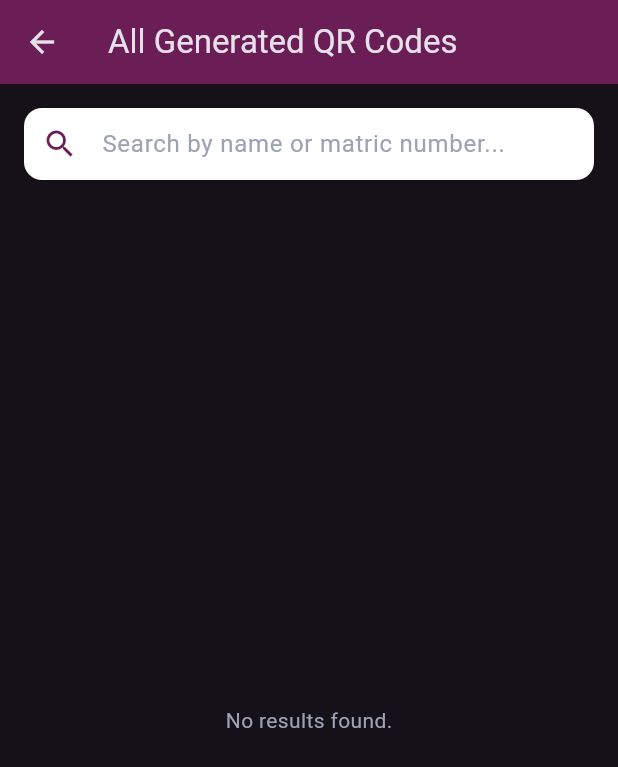
After one commit to aqiibrahim/mcfy1, a Flutter app: the AllQRCodesPage screen opened directly, on a phone screen of 412 x 824 dp. The commit adds this screen. Shown: the top 767 px of the screen. Run offline on Flutter 3.47's test engine with Material 3 defaults, Android fonts, the phone set to English and light mode, and no system bars; our stand-ins replace cloud_firestore, firebase_auth, firebase_core, firebase_storage, image_picker, numberpicker and 3 more; missing offline and left inert: barcode, encrypt, flutter_pdfview, mobile_scanner; accounts and stored records are empty.

Commit message:
4th commit
- improve iu clinic staff
- create list document page

-- page language tu aku tak buat lagi --

```diff
--- /dev/null
+++ b/lib/pages/all_qr_codes_page.dart
@@ -0,0 +1,125 @@
+import 'package:flutter/material.dart';
+import 'package:cloud_firestore/cloud_firestore.dart';
+
+class AllQRCodesPage extends StatefulWidget {
+  const AllQRCodesPage({Key? key}) : super(key: key);
+
+  @override
+  _AllQRCodesPageState createState() => _AllQRCodesPageState();
+}
+
+class _AllQRCodesPageState extends State<AllQRCodesPage> {
+  String searchQuery = '';
+
+  @override
+  Widget build(BuildContext context) {
+    return Scaffold(
+      appBar: AppBar(
+        title: const Text("All Generated QR Codes"),
+        backgroundColor: const Color(0xFF6A1E55),
+      ),
+      body: Column(
+        children: [
+          // Search Bar
+          Padding(
+            padding: const EdgeInsets.all(16.0),
+            child: TextField(
+              decoration: InputDecoration(
+                hintText: 'Search by name or matric number...',
+                prefixIcon: const Icon(Icons.search, color: Color(0xFF6A1E55)),
+                filled: true,
+                fillColor: Colors.white,
+                border: OutlineInputBorder(
+                  borderRadius: BorderRadius.circular(12),
+                  borderSide: BorderSide.none,
+                ),
+                contentPadding: const EdgeInsets.symmetric(vertical: 12, horizontal: 16),
+                hintStyle: const TextStyle(color: Color(0xFF9DA3B4)),
+              ),
+              onChanged: (value) {
+                setState(() {
+                  searchQuery = value.toLowerCase();
+                });
+              },
+            ),
+          ),
+
+          // List of QR Codes
+          Expanded(
+            child: StreamBuilder<QuerySnapshot>(
+              stream: FirebaseFirestore.instance.collection('medical_certificates').snapshots(),
+              builder: (context, snapshot) {
+                if (!snapshot.hasData) {
+                  return const Center(
+                    child: CircularProgressIndicator(),
+                  );
+                }
+
+                final docs = snapshot.data!.docs;
+
+                // Filter the documents based on the search query
+                final filteredDocs = docs.where((doc) {
+                  final qrData = doc.data() as Map<String, dynamic>;
+                  final name = qrData['name']?.toLowerCase() ?? '';
+                  final matricNumber = qrData['matricNumber']?.toLowerCase() ?? '';
+
+                  return name.contains(searchQuery) || matricNumber.contains(searchQuery);
+                }).toList();
+
+                if (filteredDocs.isEmpty) {
+                  return const Center(
+                    child: Text(
+                      'No results found.',
+                      style: TextStyle(color: Color(0xFF9DA3B4)),
+                    ),
+                  );
+                }
+
+                return ListView.builder(
+                  itemCount: filteredDocs.length,
+                  itemBuilder: (context, index) {
+                    final qrData = filteredDocs[index].data() as Map<String, dynamic>;
+                    final name = qrData['name'] ?? 'Unknown';
+                    final matricNumber = qrData['matricNumber'] ?? 'Unknown';
+                    final stayOffDays = qrData['stayOffDays'] ?? 'Unknown';
+
+                    return Card(
+                      margin: const EdgeInsets.symmetric(vertical: 8.0, horizontal: 16.0),
+                      shape: RoundedRectangleBorder(
+                        borderRadius: BorderRadius.circular(12),
+                      ),
+                      elevation: 3,
+                      child: ListTile(
+                        contentPadding: const EdgeInsets.all(16),
+                        title: Text(
+                          'Patient: $name',
+                          style: const TextStyle(
+                            color: Color.fromARGB(255, 255, 255, 255),
+                            fontWeight: FontWeight.bold,
+                          ),
+                        ),
+                        subtitle: Column(
+                          crossAxisAlignment: CrossAxisAlignment.start,
+                          children: [
+                            Text(
+                              'Matric Number: $matricNumber',
+                              style: const TextStyle(color: Color(0xFF9DA3B4)),
+                            ),
+                            Text(
+                              'Stay-Off Days: $stayOffDays',
+                              style: const TextStyle(color: Color(0xFF9DA3B4)),
+                            ),
+                          ],
+                        ),
+                      ),
+                    );
+                  },
+                );
+              },
+            ),
+          ),
+        ],
+      ),
+    );
+  }
+}
--- a/lib/pages/login_register_page.dart
+++ b/lib/pages/login_register_page.dart
@@ -281,7 +281,7 @@ Widget _buildLoginForm() {
               borderRadius: BorderRadius.circular(10),
               borderSide: BorderSide.none,
             ),
-            hintText: 'ID Number',
+            hintText: 'Staff ID',
             hintStyle: const TextStyle(color: Colors.white70),
             prefixIcon: const Icon(Icons.badge, color: Colors.white70),
           ),
```
Also changed, not shown: lib/pages/clinic_staff_dashboard.dart (+180 -101 lines), lib/pages/generate_mc_page.dart (+33 -23 lines), lib/pages/language_selection_page.dart (added, +37 -0 lines), lib/pages/search_page.dart (+22 -4 lines), 3 other files.
